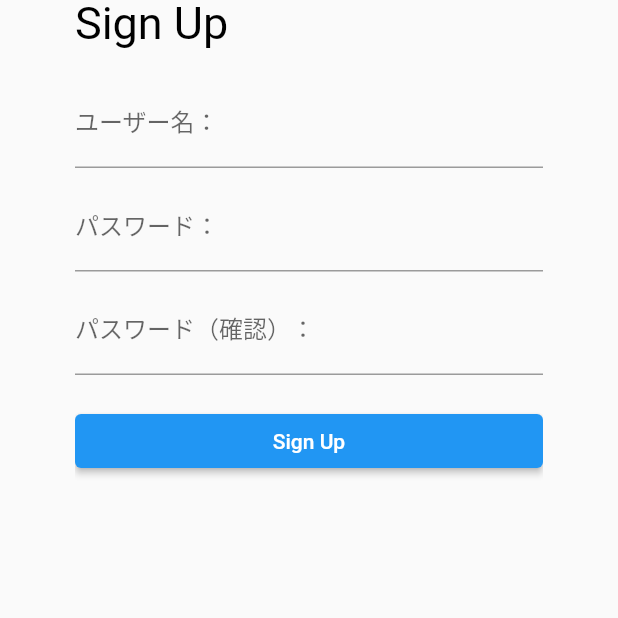
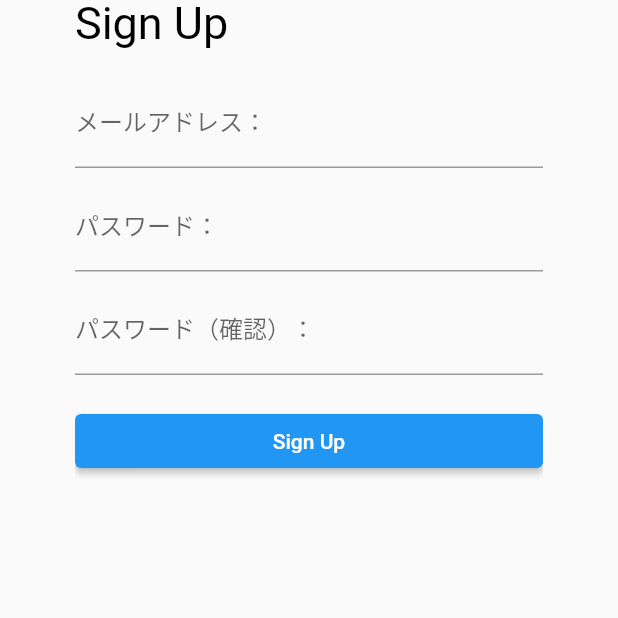
Before and after one commit to K-Hayashi884/Practice-of-Information-Systems-2nd-frontend, a Flutter app: the screen it shows after launch, tab 2 chosen, after a tap on "Sign Up", on a phone screen of 412 x 824 dp, the part 339-957 px from its top. Run offline on Flutter 3.47's test engine with Material 2 defaults, Android fonts, the phone set to English and light mode, and no system bars; our stand-ins replace firebase_auth, firebase_core; accounts and stored records are empty; generated files the repository leaves out were written again; network calls fail.

Commit message:
ログイン認証らしきものが成功

```diff
--- a/youtube_txt/lib/Userpage.dart
+++ b/youtube_txt/lib/Userpage.dart
@@ -1,17 +1,23 @@
-import 'dart:convert';
-import 'package:provider/provider.dart';
 import 'package:flutter/material.dart';
-// import 'package:flutter_secure_storage/flutter_secure_storage.dart';
+import 'package:flutter/widgets.dart';
+import 'package:firebase_auth/firebase_auth.dart';
+import 'package:firebase_core/firebase_core.dart';
+import 'package:youtube_txt/top.dart';
+import 'package:youtube_txt/urls.dart';
 import 'package:http/http.dart' as http;
-import 'package:youtube_txt/urls.dart';
-import 'auth_service.dart';
-import 'auth_provider.dart';
-import 'package:youtube_txt/top.dart';
 
-// const storage = FlutterSecureStorage();
+class UserPage extends StatefulWidget {
+  const UserPage({Key? key}) : super(key: key);
 
-class UserPage extends StatelessWidget {
-  const UserPage({Key? key}) : super(key: key);
+  @override
+  _UserPageState createState() => _UserPageState();
+}
+
+class _UserPageState extends State<UserPage> {
+  @override
+  void initState() {
+    super.initState();
+  }
 
   @override
   Widget build(BuildContext context) {
@@ -28,8 +34,8 @@ class UserPage extends StatelessWidget {
               ],
             ),
           ),
-          body: Padding(
-            padding: const EdgeInsets.symmetric(vertical: 120, horizontal: 50),
+          body: const Padding(
+            padding: EdgeInsets.symmetric(vertical: 120, horizontal: 50),
             child: TabBarView(
               children: [
                 LoginPage(),
@@ -43,45 +49,28 @@ class UserPage extends StatelessWidget {
   }
 }
 
-class LoginPage extends StatelessWidget {
-  LoginPage({Key? key}) : super(key: key);
+class LoginPage extends StatefulWidget {
+  const LoginPage({Key? key}) : super(key: key);
 
-  final TextEditingController loginUsernameFromui = TextEditingController();
-  final TextEditingController loginPasswordFromui = TextEditingController();
+  @override
+  _LoginPageState createState() => _LoginPageState();
+}
 
-  void _login(BuildContext context) async {
-    try {
-      // トークンを取得・保存
-      final authProvider = Provider.of<AuthProvider>(context, listen: false);
-      final AuthService _authService = AuthService();
-      final token = await _authService.login(
-        loginUsernameFromui.text,
-        loginPasswordFromui.text,
-        context,
-      );
-      authProvider.setToken(token);
-    } catch (e) {
-      print(e);
-      showDialog(
-        context: context,
-        builder: (BuildContext dialogContext) {
-          return AlertDialog(
-            title: Text('Login Failed'),
-            content: Text('Invalid username or password.'),
-            actions: [
-              TextButton(
-                child: Text('OK'),
-                onPressed: () => Navigator.of(dialogContext).pop(),
-              ),
-            ],
-          );
-        },
-      );
-    }
+class _LoginPageState extends State<LoginPage> {
+  String _email = "", _password = "", type = "login";
+  User? user;
+
+  @override
+  void initState() {
+    super.initState();
   }
 
   @override
   Widget build(BuildContext context) {
+    final loginEmailFromui = TextEditingController();
+    final loginPasswordFromui = TextEditingController();
+    String errorText = "";
+
     return Column(children: [
       Container(
         alignment: Alignment.centerLeft,
@@ -90,9 +79,9 @@ class LoginPage extends StatelessWidget {
       ),
       const SizedBox(height: 20),
       TextField(
-        controller: loginUsernameFromui,
+        controller: loginEmailFromui,
         decoration: const InputDecoration(
-          labelText: "ユーザー名：",
+          labelText: "メールアドレス：",
         ),
       ),
       const SizedBox(height: 10),
@@ -101,53 +90,72 @@ class LoginPage extends StatelessWidget {
           decoration: const InputDecoration(labelText: "パスワード："),
           obscureText: true),
       const SizedBox(height: 20),
+      // 失敗したらエラーを表示
+      if (errorText.isNotEmpty)
+        Text(
+          errorText,
+          style: const TextStyle(color: Colors.red),
+        ),
       SizedBox(
           width: double.infinity,
           child: ElevatedButton(
               onPressed: () {
-            _login(context);
+                _email = loginEmailFromui.text;
+                _password = loginPasswordFromui.text;
+                _login(errorText); //loginのための関数
+              },
+              child: const Text('Login')))
+    ]);
+  }
+
+  Future<void> _login(String errorText) async {
+    try {
+      final User? user =
+          (await FirebaseAuth.instance.signInWithEmailAndPassword(
+        email: _email,
+        password: _password,
+      ))
+              .user;
+      ScaffoldMessenger.of(context).showSnackBar(
+        SnackBar(
+          content: Text('${user!.email} signed in'),
+        ),
+      );
       Navigator.push(
         context,
         MaterialPageRoute(builder: (context) => const TopPage()),
       );
-          },
-          child: const Text('Login'),
+    } catch (e) {
+      print(e.toString());
+      ScaffoldMessenger.of(context).showSnackBar(
+        // const SnackBar(
+        //   content: Text('Failed to sign in with Email & Password'),
+        // ),
+        SnackBar(
+          content: Text(e.toString()),
         ),
-      ),
-    ]);
+      );
+    }
   }
 }
 
-// Future<void> login(String username, String password) async {
-//   var url = Uri.parse('http:/localhost/api/login/'); //ログインエンドポイントのURLを入れる
-//   var headers = {
-//     "Content-Type": "application/json",
-//     "Authorization": "Bearer YOUR_ACCESS_TOKEN"
-//   };
-//   var body = json.encode({"username": username, "password": password});
+class SignupPage extends StatefulWidget {
+  const SignupPage({Key? key}) : super(key: key);
 
-//   var response = await http.post(url, headers: headers, body: body);
+  @override
+  _SignupPageState createState() => _SignupPageState();
+}
 
-//   if (response.statusCode == 200) {
-//     // ログイン成功時の処理
-//     var responseData = json.decode(response.body);
-//     await storage.write(
-//         key: "accessToken",
-//         value: responseData['access_token']); //あとでログイン時に参照できるようにする？？
-//   } else {
-//     // ログインエラー時の処理
-//     throw Exception('ログインエラー');
-//   }
-// }
-
-class SignupPage extends StatelessWidget {
-  const SignupPage({super.key});
+class _SignupPageState extends State<SignupPage> {
+  String _email = "", _password = "", _passwordAgain = "", type = "login";
+  User? user;
 
   @override
   Widget build(BuildContext context) {
-    final signupUsernameFromui = TextEditingController();
+    final signupEmailFromui = TextEditingController();
     final signupPasswordFromui = TextEditingController();
     final signupPasswordAgainFromui = TextEditingController();
+    String _errorText = '';
 
     return Column(children: [
       Container(
@@ -157,9 +165,9 @@ class SignupPage extends StatelessWidget {
       ),
       const SizedBox(height: 20),
       TextField(
-        controller: signupUsernameFromui,
+        controller: signupEmailFromui,
         decoration: const InputDecoration(
-          labelText: "ユーザー名：",
+          labelText: "メールアドレス：",
         ),
       ),
       const SizedBox(height: 10),
@@ -173,40 +181,61 @@ class SignupPage extends StatelessWidget {
           decoration: const InputDecoration(labelText: "パスワード（確認）："),
           obscureText: true),
       const SizedBox(height: 20),
+      // 失敗したらエラーを表示
+      if (_errorText.isNotEmpty)
+        Text(
+          _errorText,
+          style: const TextStyle(color: Colors.red),
+        ),
       SizedBox(
           width: double.infinity,
           child: ElevatedButton(
               onPressed: () {
-                String username = signupUsernameFromui.text;
-                String password = signupPasswordFromui.text;
-                String passwordAgain = signupPasswordAgainFromui.text;
-                signup(username, password, passwordAgain); //signupのための関数
+                _email = signupEmailFromui.text;
+                _password = signupPasswordFromui.text;
+                _passwordAgain = signupPasswordAgainFromui.text;
+                // パスワードが同じか確認
+                if (_password == _passwordAgain) {
+                  _signup(); //signupのための関数
+                } else {
+                  setState(() {
+                    _errorText = 'パスワードが一致しません';
+                  });
+                }
               },
               child: const Text('Sign Up')))
     ]);
   }
+
+  Future<void> _signup() async {
+    try {
+      UserCredential userCredential =
+          await FirebaseAuth.instance.createUserWithEmailAndPassword(
+        email: _email,
+        password: _password,
+      );
+      ScaffoldMessenger.of(context).showSnackBar(
+        SnackBar(
+          content: Text('${user!.email} signed in'),
+        ),
+      );
+      // _emailをDjangoに送信する
+      final _ = await http.post(
+        SignUpUri(),
+        body: {'email': _email},
+      );
+      Navigator.push(
+        context,
+        MaterialPageRoute(builder: (context) => const TopPage()),
+      );
+    } on FirebaseAuthException catch (e) {
+      if (e.code == 'weak-password') {
+        print('The password provided is too weak.');
+      } else if (e.code == 'email-already-in-use') {
+        print('The account already exists for that email.');
       }
-
-Future<void> signup(
-    String username, String password, String passwordAgain) async {
-  if (password == passwordAgain) {
-    var url = Uri.parse('http:/localhost/api/login/'); //ログインエンドポイントのURLを入れる
-    var headers = {"Content-Type": "application/json"};
-    var body = json.encode({"username": username, "password": password});
-
-    var response = await http.post(url, headers: headers, body: body);
-
-    if (response.statusCode == 201) {
-      // ログイン成功時の処理
-      var responseData = json.decode(response.body);
-      // await storage.write(
-      //     key: "accessToken",
-      //     value: responseData['access_token']); //あとでログイン時に参照できるようにする？？
-    } else {
-      // ログインエラー時の処理
-      throw Exception('ログインエラー');
-    }
-  } else {
-    throw Exception('パスワードが一致しません');
+    } catch (e) {
+      print(e);
     }
   }
+}
--- a/youtube_txt/lib/main.dart
+++ b/youtube_txt/lib/main.dart
@@ -1,22 +1,17 @@
 import 'package:flutter/material.dart';
 import 'package:provider/provider.dart';
 import 'package:youtube_txt/auth_provider.dart';
-import 'package:youtube_txt/index.dart';
+
+import 'package:youtube_txt/Userpage.dart';
 import 'package:youtube_txt/top.dart';
 
-import 'package:youtube_txt/Userpage.dart';
+import 'package:firebase_core/firebase_core.dart';
+import 'firebase_options.dart';
 
-void main() {
-  runApp(
-    // MyAppの直下にProviderを配置
-    MultiProvider(
-      providers: [
-        ChangeNotifierProvider(create: (_) => AuthProvider()),
-        // 追加のプロバイダーがある場合はここに追加してください
-      ],
-      child: const MyApp(),
-    ),
-  );
+void main() async {
+  WidgetsFlutterBinding.ensureInitialized();
+  await Firebase.initializeApp();
+  runApp(MyApp());
 }
 
 class MyApp extends StatelessWidget {
@@ -31,7 +26,7 @@ class MyApp extends StatelessWidget {
       ),
       routes: {
         '/top': (context) => const TopPage(),
-        'index': (context) => const IndexPage(),
+        // 'index': (context) => const IndexPage(),
         "/": (context) => const UserPage(),
       },
     );
--- a/youtube_txt/pubspec.yaml
+++ b/youtube_txt/pubspec.yaml
@@ -35,6 +35,8 @@ dependencies:
   # Use with the CupertinoIcons class for iOS style icons.
   cupertino_icons: ^1.0.2
   provider: ^6.0.5
+  firebase_core: ^2.14.0
+  firebase_auth: ^4.6.3
 
 dev_dependencies:
   flutter_test:
```
Also changed, not shown: youtube_txt/lib/top.dart (added, +138 -0 lines), 14 other files. Lines whose indentation alone changed are shown as unchanged.
